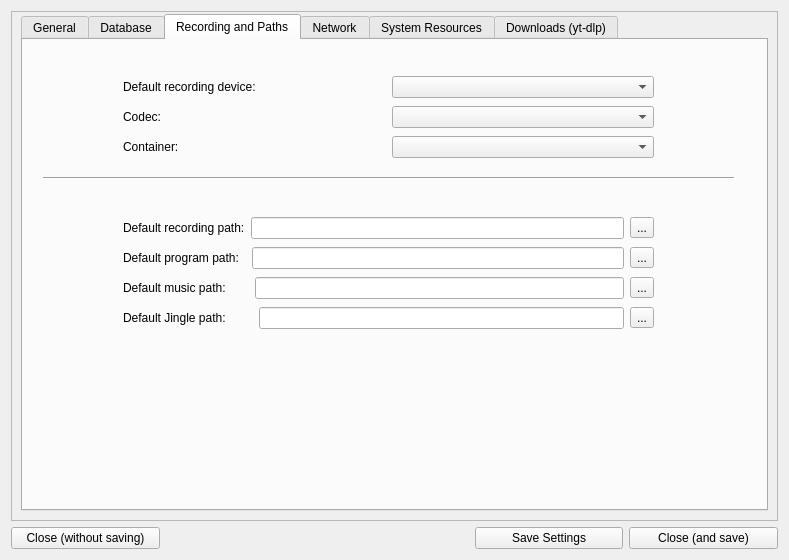
The window that src/optionsdialog.ui (netpack/XFB) describes before a commit, drawn with Qt 5.
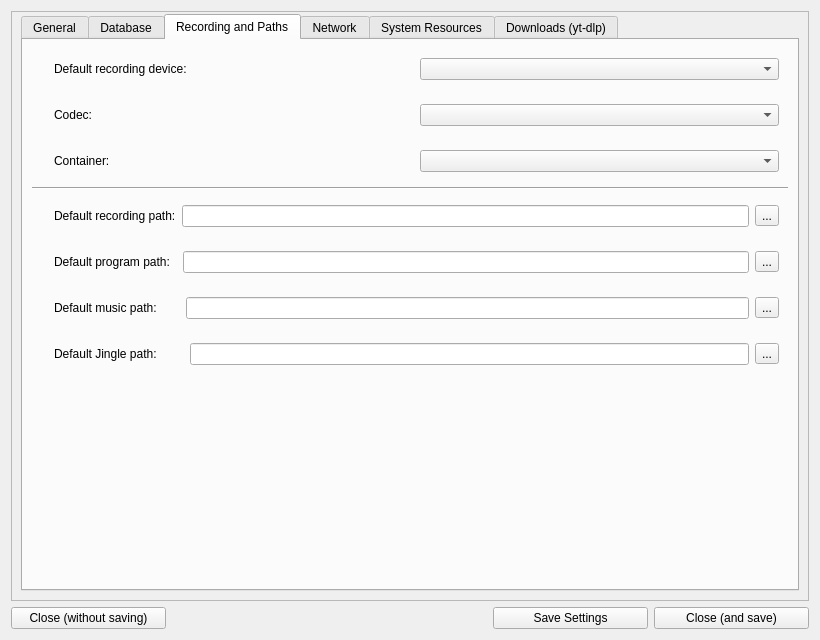
The same window after the commit. The open tabs and pages were chosen to show the change. Icons and pictures are not drawn.

```diff
--- a/src/optionsdialog.ui
+++ b/src/optionsdialog.ui
@@ -6,8 +6,8 @@
    <rect>
     <x>0</x>
     <y>0</y>
-    <width>789</width>
-    <height>560</height>
+    <width>820</width>
+    <height>640</height>
    </rect>
   </property>
   <property name="windowTitle">
@@ -512,15 +512,32 @@
          <attribute name="title">
           <string>Recording and Paths</string>
          </attribute>
+         <layout class="QVBoxLayout" name="tabLayout_recording">
+          <item>
+           <layout class="QHBoxLayout" name="tabLayout_8">
+            <item>
+             <widget class="QLabel" name="label_16">
+              <property name="text">
+               <string />
+              </property>
+              <property name="pixmap">
+               <pixmap resource="resources.qrc">:/icons/hardinfo.png</pixmap>
+              </property>
+              <property name="sizePolicy">
+               <sizepolicy hsizetype="Fixed" vsizetype="Fixed">
+                <horstretch>0</horstretch>
+                <verstretch>0</verstretch>
+               </sizepolicy>
+              </property>
+              <property name="alignment">
+               <set>Qt::AlignmentFlag::AlignHCenter|Qt::AlignmentFlag::AlignTop</set>
+              </property>
+             </widget>
+            </item>
+            <item>
+             <layout class="QVBoxLayout" name="tabLayout_9">
+              <item>
          <widget class="QWidget" name="layoutWidgeto3">
-          <property name="geometry">
-           <rect>
-            <x>100</x>
-            <y>30</y>
-            <width>531</width>
-            <height>34</height>
-           </rect>
-          </property>
           <layout class="QHBoxLayout" name="horizontalLayout_2">
            <item>
             <widget class="QLabel" name="label_11">
@@ -538,89 +555,9 @@
            </item>
           </layout>
          </widget>
-         <widget class="QWidget" name="layoutWidgeto4">
-          <property name="geometry">
-           <rect>
-            <x>100</x>
-            <y>170</y>
-            <width>531</width>
-            <height>36</height>
-           </rect>
-          </property>
-          <layout class="QHBoxLayout" name="horizontalLayout_3">
-           <item>
-            <widget class="QLabel" name="label_12">
-             <property name="text">
-              <string>Default recording path:</string>
-             </property>
-            </widget>
            </item>
            <item>
-            <widget class="QLineEdit" name="txt_savePath"/>
-           </item>
-           <item>
-            <widget class="QToolButton" name="bt_browseSavePath">
-             <property name="text">
-              <string>...</string>
-             </property>
-            </widget>
-           </item>
-          </layout>
-         </widget>
-         <widget class="QWidget" name="layoutWidgeto5">
-          <property name="geometry">
-           <rect>
-            <x>100</x>
-            <y>200</y>
-            <width>531</width>
-            <height>36</height>
-           </rect>
-          </property>
-          <layout class="QHBoxLayout" name="horizontalLayout_4">
-           <item>
-            <widget class="QLabel" name="label_13">
-             <property name="text">
-              <string>Default program path:  </string>
-             </property>
-            </widget>
-           </item>
-           <item>
-            <widget class="QLineEdit" name="txt_programsPath"/>
-           </item>
-           <item>
-            <widget class="QToolButton" name="bt_browse_programPath">
-             <property name="text">
-              <string>...</string>
-             </property>
-            </widget>
-           </item>
-          </layout>
-         </widget>
-         <widget class="QLabel" name="label_16">
-          <property name="geometry">
-           <rect>
-            <x>30</x>
-            <y>20</y>
-            <width>61</width>
-            <height>71</height>
-           </rect>
-          </property>
-          <property name="text">
-           <string/>
-          </property>
-          <property name="pixmap">
-           <pixmap resource="resources.qrc">:/icons/hardinfo.png</pixmap>
-          </property>
-         </widget>
          <widget class="QWidget" name="layoutWidgeto6">
-          <property name="geometry">
-           <rect>
-            <x>100</x>
-            <y>60</y>
-            <width>531</width>
-            <height>34</height>
-           </rect>
-          </property>
           <layout class="QHBoxLayout" name="horizontalLayout_9">
            <item>
             <widget class="QLabel" name="label_17">
@@ -638,15 +575,9 @@
            </item>
           </layout>
          </widget>
+              </item>
+              <item>
          <widget class="QWidget" name="layoutWidgeto7">
-          <property name="geometry">
-           <rect>
-            <x>100</x>
-            <y>90</y>
-            <width>531</width>
-            <height>34</height>
-           </rect>
-          </property>
           <layout class="QHBoxLayout" name="horizontalLayout_10">
            <item>
             <widget class="QLabel" name="label_18">
@@ -664,31 +595,89 @@
            </item>
           </layout>
          </widget>
+              </item>
+             </layout>
+            </item>
+           </layout>
+          </item>
+          <item>
+           <widget class="Line" name="line">
+            <property name="orientation">
+             <enum>Qt::Orientation::Horizontal</enum>
+            </property>
+           </widget>
+          </item>
+          <item>
+           <layout class="QHBoxLayout" name="tabLayout_10">
+            <item>
          <widget class="QLabel" name="label_19">
-          <property name="geometry">
-           <rect>
-            <x>30</x>
-            <y>160</y>
-            <width>51</width>
-            <height>51</height>
-           </rect>
-          </property>
           <property name="text">
            <string/>
           </property>
           <property name="pixmap">
            <pixmap resource="resources.qrc">:/icons/ic_menu_archive.png</pixmap>
           </property>
-         </widget>
+              <property name="sizePolicy">
+               <sizepolicy hsizetype="Fixed" vsizetype="Fixed">
+                <horstretch>0</horstretch>
+                <verstretch>0</verstretch>
+               </sizepolicy>
+              </property>
+              <property name="alignment">
+               <set>Qt::AlignmentFlag::AlignHCenter|Qt::AlignmentFlag::AlignTop</set>
+              </property>
+             </widget>
+            </item>
+            <item>
+             <layout class="QVBoxLayout" name="tabLayout_11">
+              <item>
+               <widget class="QWidget" name="layoutWidgeto4">
+                <layout class="QHBoxLayout" name="horizontalLayout_3">
+                 <item>
+                  <widget class="QLabel" name="label_12">
+                   <property name="text">
+                    <string>Default recording path:</string>
+                   </property>
+                  </widget>
+                 </item>
+                 <item>
+                  <widget class="QLineEdit" name="txt_savePath" />
+                 </item>
+                 <item>
+                  <widget class="QToolButton" name="bt_browseSavePath">
+                   <property name="text">
+                    <string>...</string>
+                   </property>
+                  </widget>
+                 </item>
+                </layout>
+               </widget>
+              </item>
+              <item>
+               <widget class="QWidget" name="layoutWidgeto5">
+                <layout class="QHBoxLayout" name="horizontalLayout_4">
+                 <item>
+                  <widget class="QLabel" name="label_13">
+                   <property name="text">
+                    <string>Default program path:  </string>
+                   </property>
+                  </widget>
+                 </item>
+                 <item>
+                  <widget class="QLineEdit" name="txt_programsPath" />
+                 </item>
+                 <item>
+                  <widget class="QToolButton" name="bt_browse_programPath">
+                   <property name="text">
+                    <string>...</string>
+                   </property>
+                  </widget>
+                 </item>
+                </layout>
+               </widget>
+              </item>
+              <item>
          <widget class="QWidget" name="layoutWidget_2">
-          <property name="geometry">
-           <rect>
-            <x>100</x>
-            <y>230</y>
-            <width>531</width>
-            <height>36</height>
-           </rect>
-          </property>
           <layout class="QHBoxLayout" name="horizontalLayout_11">
            <item>
             <widget class="QLabel" name="label_20">
@@ -709,15 +698,9 @@
            </item>
           </layout>
          </widget>
+              </item>
+              <item>
          <widget class="QWidget" name="layoutWidget_3">
-          <property name="geometry">
-           <rect>
-            <x>100</x>
-            <y>260</y>
-            <width>531</width>
-            <height>36</height>
-           </rect>
-          </property>
           <layout class="QHBoxLayout" name="horizontalLayout_12">
            <item>
             <widget class="QLabel" name="label_21">
@@ -738,19 +721,25 @@
            </item>
           </layout>
          </widget>
-         <widget class="Line" name="line">
-          <property name="geometry">
-           <rect>
-            <x>20</x>
-            <y>130</y>
-            <width>691</width>
-            <height>16</height>
-           </rect>
-          </property>
+              </item>
+             </layout>
+            </item>
+           </layout>
+          </item>
+          <item>
+           <spacer name="spacer_7">
           <property name="orientation">
-           <enum>Qt::Orientation::Horizontal</enum>
-          </property>
-         </widget>
+             <enum>Qt::Orientation::Vertical</enum>
+            </property>
+            <property name="sizeHint" stdset="0">
+             <size>
+              <width>20</width>
+              <height>40</height>
+             </size>
+            </property>
+           </spacer>
+          </item>
+         </layout>
         </widget>
         <widget class="QWidget" name="tab_4">
          <attribute name="title">
```
Left out of the diff: 619 changed lines with no effect on the pictures. Lines whose indentation alone changed are shown as unchanged.
